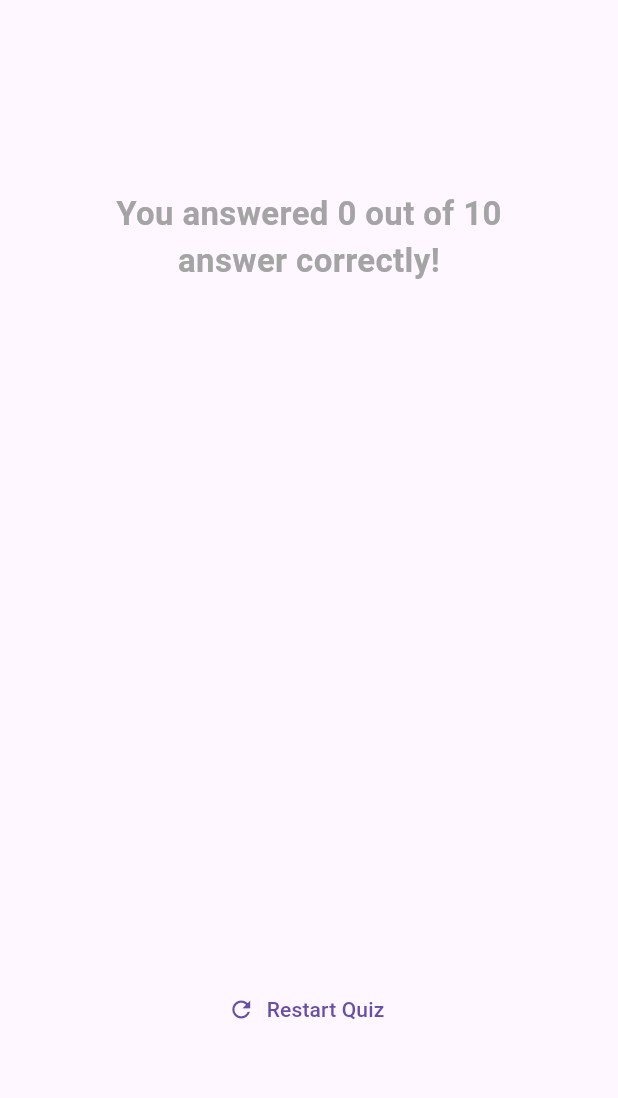
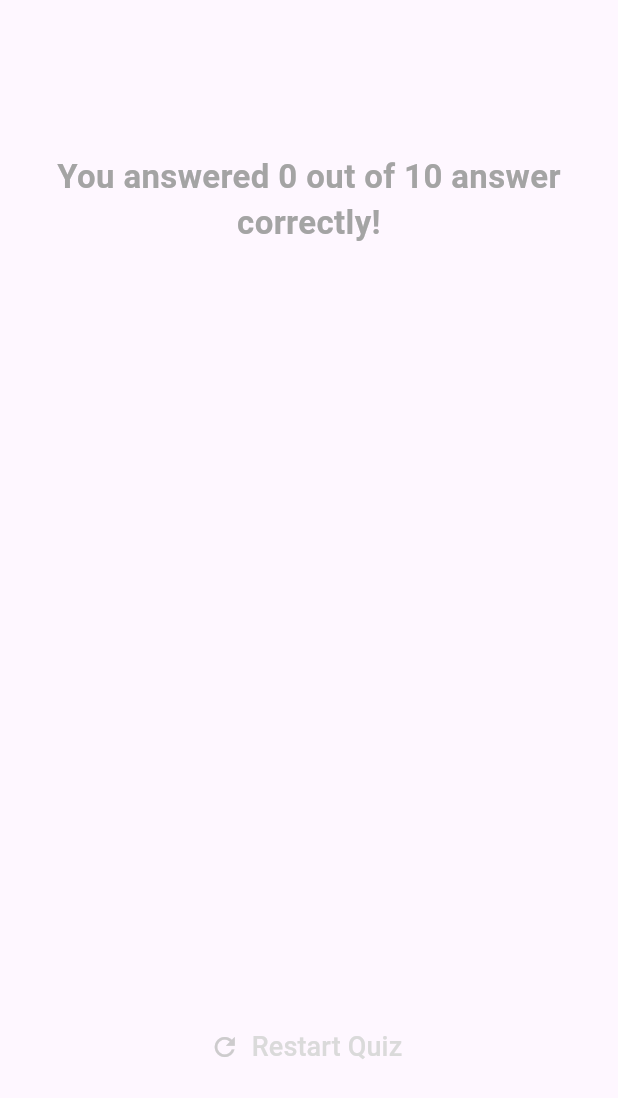
Before and after one commit to the-mrovi/Quiz_App, a Flutter app: the ResultScreen widget shown alone on an empty page, opened directly with empty values, on a phone screen of 412 x 824 dp. Shown: the top 1098 px of the screen. Run offline on Flutter 3.47's test engine with Material 3 defaults, Android fonts, the phone set to English and light mode, and no system bars; our stand-ins replace google_fonts.

Commit message:
final work

```diff
--- a/lib/result_screen.dart
+++ b/lib/result_screen.dart
@@ -38,7 +38,7 @@ class ResultScreen extends StatelessWidget {
     return SizedBox(
       width: double.infinity,
       child: Container(
-        margin: EdgeInsets.all(40),
+        margin: EdgeInsets.all(35),
         child: Column(
           mainAxisAlignment: MainAxisAlignment.center,
 
@@ -58,7 +58,16 @@ class ResultScreen extends StatelessWidget {
             TextButton.icon(
               onPressed: onRestart,
               icon: Icon(Icons.refresh),
-              label: Text("Restart Quiz"),
+              label: Text("Restart Quiz",
+              style: GoogleFonts.dmSerifText(fontSize: 18,
+              color: const Color.fromARGB(255, 218, 218, 218),
+              ),
+              ),
+              style: TextButton.styleFrom(
+                iconSize: 20,
+                iconColor: Color.fromARGB(210, 194, 194, 194)
+
+              ),
             ),
           ],
         ),
```
Also changed, not shown: lib/question_summary.dart (+31 -13 lines).
